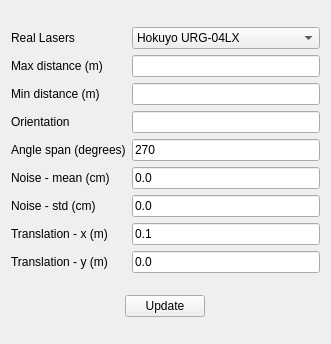
The window that stdr_gui/ui/laserProperties.ui (stdr-simulator-ros-pkg/stdr_simulator) describes before a commit, drawn with Qt 5.
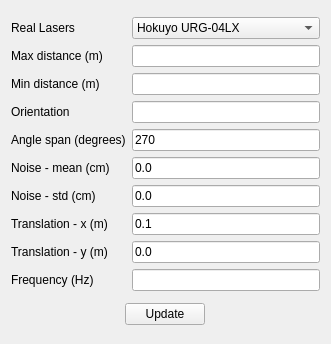
The same window after the commit.

Commit message: Sensor frequency fixed - gui

The edit to the form file:
```diff
--- a/stdr_gui/ui/laserProperties.ui
+++ b/stdr_gui/ui/laserProperties.ui
@@ -157,6 +157,16 @@
      <item row="2" column="1">
       <widget class="QLineEdit" name="laserMinDistance"/>
      </item>
+     <item row="9" column="0">
+      <widget class="QLabel" name="label_10">
+       <property name="text">
+        <string>Frequency (Hz)</string>
+       </property>
+      </widget>
+     </item>
+     <item row="9" column="1">
+      <widget class="QLineEdit" name="laserFrequency"/>
+     </item>
     </layout>
    </item>
    <item row="1" column="0" alignment="Qt::AlignHCenter">
```
Left out of the diff: 20 changed lines with no effect on the pictures. The commit also changes 3 other files.
